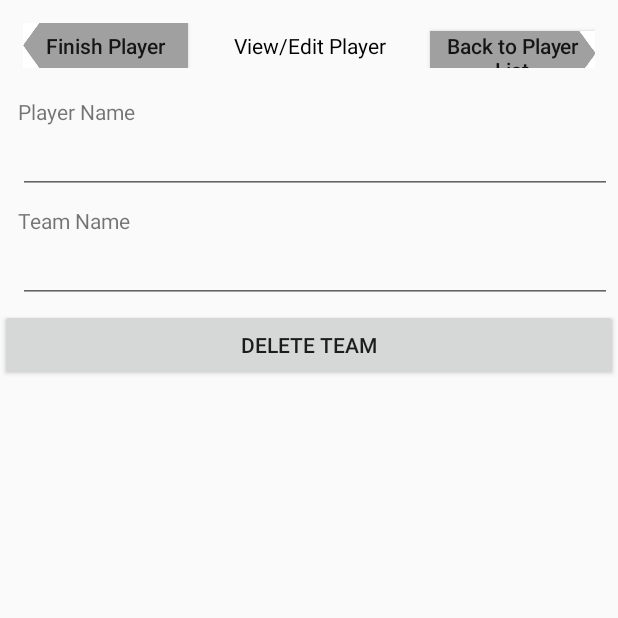
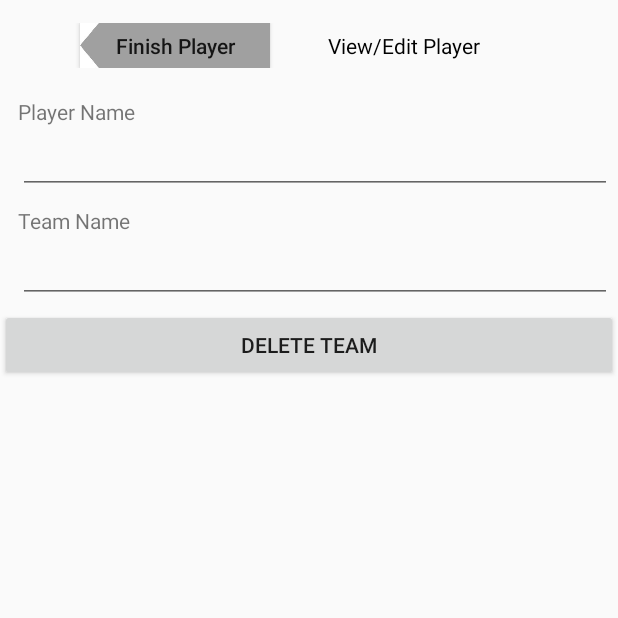
Before and after one commit to h-shan/basketball-scorer, an Android app: the EditPlayerActivity screen opened directly, with no data from a screen before it, on a phone screen of 412 x 824 dp, the top half of it. Run offline under Robolectric (Android 15) with nearby library versions, the phone set to English and light mode, and no system bars; our stand-ins replace Room's generated code; 1 statement that could not run was skipped.

Commit message:
added player list functionality to button in edit team activity

```diff
--- a/BallTracker/app/src/main/java/com/shan/howard/balltracker/EditPlayerActivity.java
+++ b/BallTracker/app/src/main/java/com/shan/howard/balltracker/EditPlayerActivity.java
@@ -1,18 +1,24 @@
 package com.shan.howard.balltracker;
 
+import android.arch.lifecycle.ViewModelProviders;
+import android.content.Intent;
 import android.support.v7.app.AppCompatActivity;
 import android.os.Bundle;
+import android.text.Editable;
+import android.text.TextWatcher;
 import android.view.View;
 import android.widget.Button;
 import android.widget.EditText;
 
 import com.shan.howard.balltracker.datamodels.Player;
+import com.shan.howard.balltracker.datamodels.Team;
 import com.shan.howard.balltracker.viewmodels.PlayerViewModel;
 import com.shan.howard.balltracker.viewmodels.TeamViewModel;
 
 public class EditPlayerActivity extends AppCompatActivity implements Button.OnClickListener {
-    private Player mTeam;
-    private Button mTeamButton;
+    private Player mPlayer;
+//    private Team mTeam;
+    private Button mPlayerBackButton;
     private Button mDeleteButton;
     private EditText mNameET;
     private EditText mTeamET;
@@ -21,10 +27,54 @@ public class EditPlayerActivity extends AppCompatActivity implements Button.OnCl
     protected void onCreate(Bundle savedInstanceState) {
         super.onCreate(savedInstanceState);
         setContentView(R.layout.activity_edit_player);
+
+        Intent myIntent = getIntent();
+        mPlayer = myIntent.getParcelableExtra("player");
+//        mTeam = myIntent.getParcelableExtra("team");
+
+        mPlayerBackButton = findViewById(R.id.edit_player_back_btn);
+        mPlayerBackButton.setOnClickListener(this);
+
+        mPlayerViewModel = ViewModelProviders.of(this).get(PlayerViewModel.class);
+        mNameET = findViewById(R.id.edit_player_name_et);
+        mTeamET = findViewById(R.id.edit_player_team_name_et);
+        mNameET.setText(mPlayer.getName());
+//        mTeamET.setText(mTeam.getName());
+
+        mNameET.addTextChangedListener(new TextWatcher() {
+            @Override
+            public void beforeTextChanged(CharSequence charSequence, int i, int i1, int i2) {
+
+            }
+
+            @Override
+            public void onTextChanged(CharSequence charSequence, int i, int i1, int i2) {
+                mPlayer.setName(charSequence.toString());
+            }
+
+            @Override
+            public void afterTextChanged(Editable editable) {
+
+            }
+        });
+
+        mDeleteButton = findViewById(R.id.edit_player_delete_btn2);
+        mDeleteButton.setOnClickListener(this);
     }
 
     @Override
     public void onClick(View view) {
-
+        switch (view.getId()) {
+            case R.id.edit_player_back_btn:
+                mPlayerViewModel.update(mPlayer);
+                finish();
+                break;
+            case R.id.edit_player_delete_btn2:
+                mPlayerViewModel.delete(mPlayer);
+                finish();
+                break;
+            default:
+                break;
+        }
     }
 }
--- a/BallTracker/app/src/main/java/com/shan/howard/balltracker/dao/PlayerDao.java
+++ b/BallTracker/app/src/main/java/com/shan/howard/balltracker/dao/PlayerDao.java
@@ -27,4 +27,8 @@ public interface PlayerDao {
 
     @Query("UPDATE games SET deleted_at_ = strftime('%s', 'now') WHERE id_ IN(:playerIds)")
     public void delete(List<Long> playerIds);
+
+    @Query("SELECT * FROM players WHERE team_id_ = :teamId")
+    LiveData<List<Player>> selectByTeam(long teamId);
+
 }
--- a/BallTracker/app/src/main/java/com/shan/howard/balltracker/repositories/PlayerRepository.java
+++ b/BallTracker/app/src/main/java/com/shan/howard/balltracker/repositories/PlayerRepository.java
@@ -25,6 +25,10 @@ public class PlayerRepository {
 
     public LiveData<List<Player>> selectAllLive() {
         return mAllPlayers;
+    }
+
+    public LiveData<List<Player>> selectByTeam(long teamId) {
+        return mPlayerDao.selectByTeam(teamId);
     }
 
     public Player selectById(long anId) {
--- a/BallTracker/app/src/main/java/com/shan/howard/balltracker/viewmodels/PlayerViewModel.java
+++ b/BallTracker/app/src/main/java/com/shan/howard/balltracker/viewmodels/PlayerViewModel.java
@@ -25,6 +25,10 @@ public class PlayerViewModel extends AndroidViewModel {
         return mAllPlayers;
     }
 
+    public LiveData<List<Player>> selectByTeamId(long teamId) {
+        return mRepository.selectByTeam(teamId);
+    }
+
     public Player selectById(long anId) {
         return mRepository.selectById(anId);
     }
--- a/BallTracker/app/src/main/res/layout/activity_edit_player.xml
+++ b/BallTracker/app/src/main/res/layout/activity_edit_player.xml
@@ -34,15 +34,6 @@
             android:text="View/Edit Player"
             android:textColor="#000000" />
 
-        <Button
-            android:id="@+id/edit_team_player_list_btn"
-            android:layout_width="50dp"
-            android:layout_height="30dp"
-            android:layout_margin="0dp"
-            android:layout_weight="1"
-            android:background="@drawable/right_pointed_button"
-            android:text="Back to Player List"
-            android:textAllCaps="false" />
     </LinearLayout>
     <LinearLayout
         android:layout_width="match_parent"
```
Also changed, not shown: BallTracker/app/src/main/java/com/shan/howard/balltracker/EditTeamActivity.java (+8 -1 lines), BallTracker/app/src/main/java/com/shan/howard/balltracker/ViewPlayersActivity.java (+13 -5 lines).
